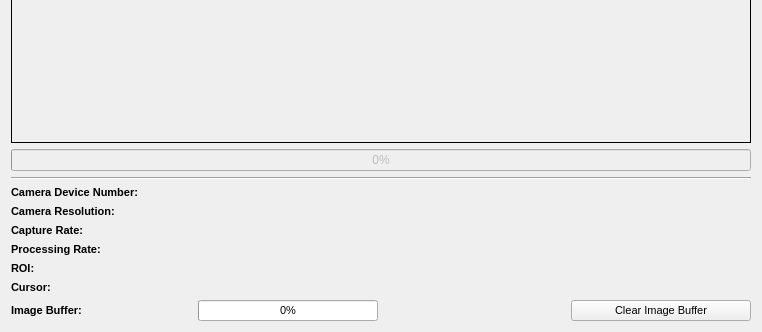
Above: frontend/CameraView.ui from huhuiya136428/faceRec before the change; both pictures show x 0 to 762 and y 265 to 597 of the 762 by 597 pixel window. Below: the same form after it.
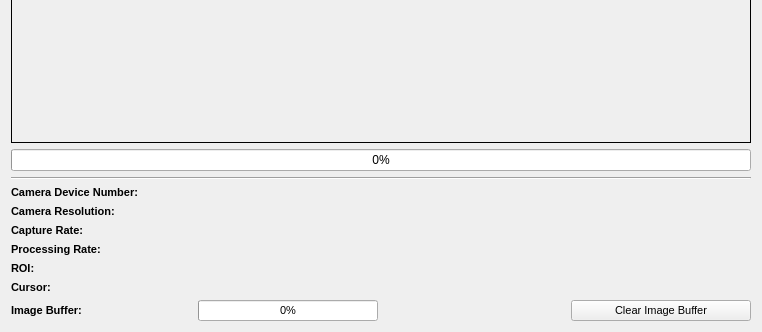
That is the form after the change. Custom widgets are drawn as their Qt base class.

The edit to the form file:
```diff
--- a/frontend/CameraView.ui
+++ b/frontend/CameraView.ui
@@ -48,7 +48,7 @@
    <item>
     <widget class="QProgressBar" name="progressBar">
      <property name="enabled">
-      <bool>false</bool>
+      <bool>true</bool>
      </property>
      <property name="value">
       <number>0</number>
```
